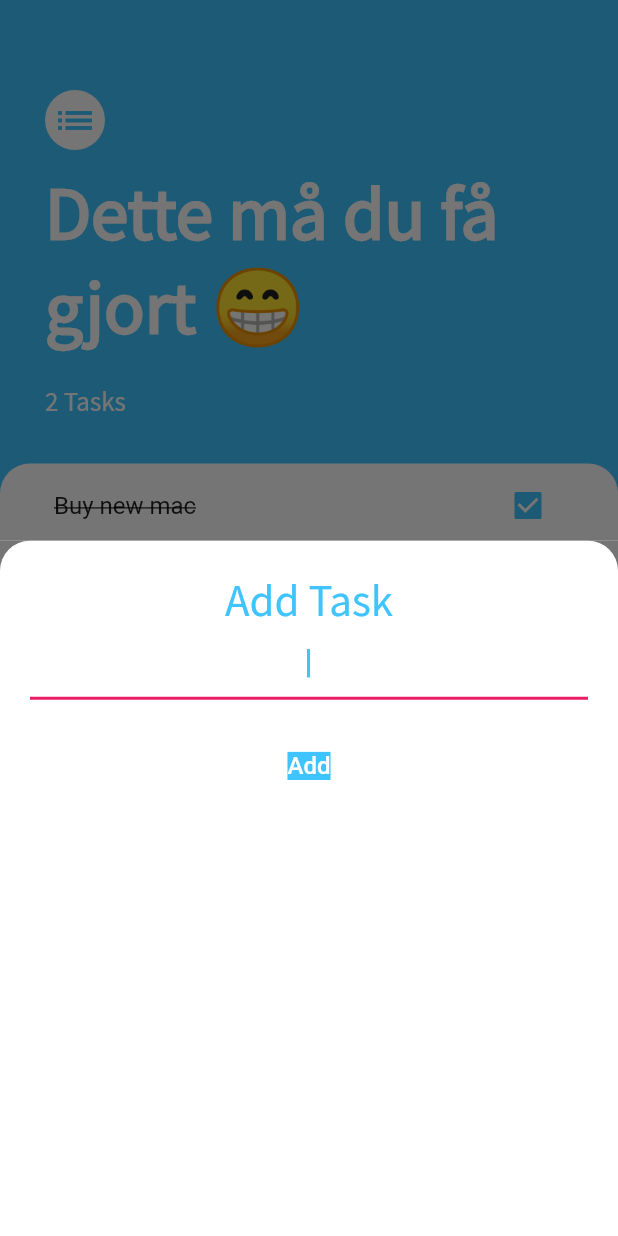
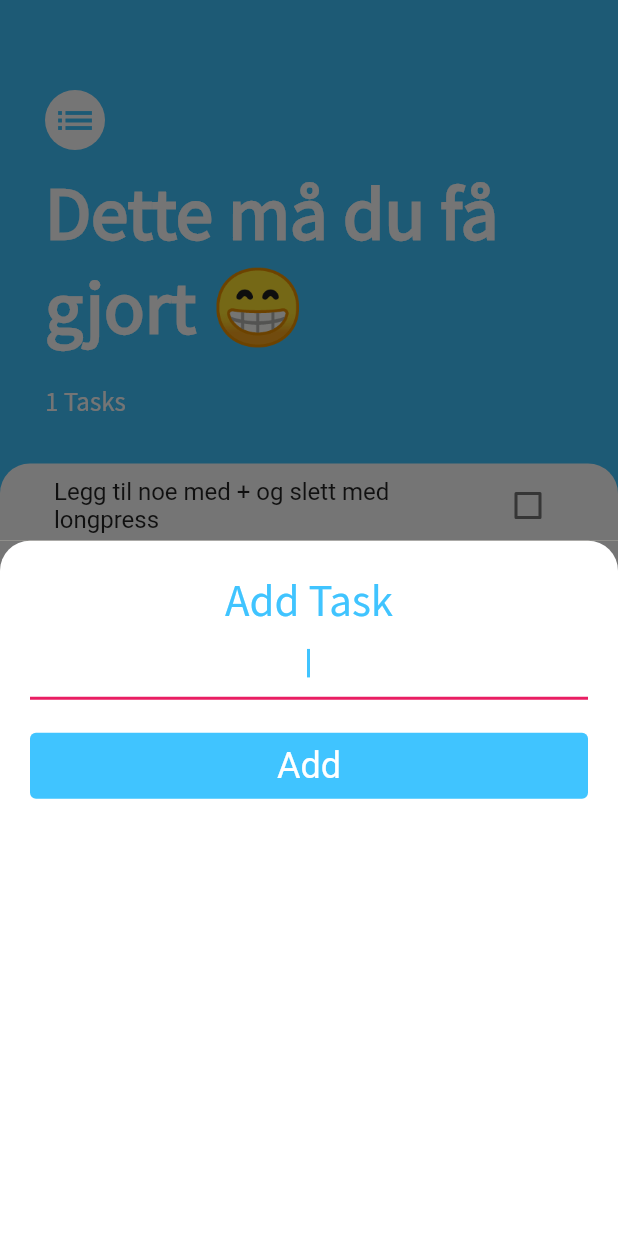
Before and after one commit to rbyre/playground, a Flutter app: the TasksScreen screen opened by its route, after a tap on the "add" icon, on a phone screen of 412 x 824 dp. Run offline on Flutter 3.47's test engine with Material 2 defaults, Android fonts, the light colour scheme and no system bars; our stand-ins replace audioplayers, flutter_dotenv, flutter_spinkit, font_awesome_flutter, geolocator, lottie and 1 more.

Commit message:
gjort ferdig todo app

```diff
--- a/lib/todo/components/task_tile.dart
+++ b/lib/todo/components/task_tile.dart
@@ -1,36 +1,33 @@
 import 'package:flutter/material.dart';
 
-class TaskTile extends StatefulWidget {
+class TaskTile extends StatelessWidget {
   final String task;
   bool isChecked;
+  final ValueChanged<bool?> checkBoxCallback;
+  final VoidCallback longPressCallback;
 
-  TaskTile({
-    required this.task,
-    this.isChecked = false,
-  });
+  TaskTile(
+      {required this.task,
+      this.isChecked = false,
+      required this.checkBoxCallback,
+      required this.longPressCallback});
 
-  @override
-  State<TaskTile> createState() => _TaskTileState();
-}
-
-class _TaskTileState extends State<TaskTile> {
   @override
   Widget build(BuildContext context) {
     return ListTile(
       title: Text(
-        widget.task,
+        task,
         style: TextStyle(
-            decoration: widget.isChecked ? TextDecoration.lineThrough : null),
+            decoration: isChecked ? TextDecoration.lineThrough : null),
       ),
       trailing: Checkbox(
         activeColor: Colors.lightBlueAccent,
-        value: widget.isChecked,
-        onChanged: (bool? value) {
-          setState(() {
-            widget.isChecked = value!;
-          });
+        value: isChecked,
+        onChanged: (value) {
+          checkBoxCallback(value);
         },
       ),
+      onLongPress: longPressCallback,
     );
   }
 }
--- a/lib/todo/components/tasks_list.dart
+++ b/lib/todo/components/tasks_list.dart
@@ -15,6 +15,12 @@ class TasksList extends StatelessWidget {
             return TaskTile(
               task: currentTodo.whatTodo,
               isChecked: currentTodo.isChecked,
+              longPressCallback: () {
+                taskData.deleteTodo(currentTodo);
+              },
+              checkBoxCallback: (checkBoxState) {
+                taskData.updateTodo(currentTodo);
+              },
             );
           },
         );
--- a/lib/todo/models/task_data.dart
+++ b/lib/todo/models/task_data.dart
@@ -4,8 +4,9 @@ import 'dart:collection';
 
 class TaskData extends ChangeNotifier {
   List<TodoItem> _todoItems = [
-    TodoItem(whatTodo: 'Buy new mac', isChecked: true),
-    TodoItem(whatTodo: 'Get more coffe'),
+    TodoItem(
+        whatTodo: 'Legg til noe med + og slett med longpress',
+        isChecked: false),
   ];
 
   UnmodifiableListView<TodoItem> get todos {
@@ -26,4 +27,9 @@ class TaskData extends ChangeNotifier {
     currentTodoItem.updateCheckBox();
     notifyListeners();
   }
+
+  void deleteTodo(TodoItem currentTodoItem) {
+    _todoItems.remove(currentTodoItem);
+    notifyListeners();
+  }
 }
--- a/lib/todo/screens/add_task_screen.dart
+++ b/lib/todo/screens/add_task_screen.dart
@@ -47,12 +47,12 @@ class _AddTaskScreenState extends State<AddTaskScreen> {
               height: 20,
             ),
             TextButton(
+              style: TextButton.styleFrom(
+                  primary: Colors.white,
+                  backgroundColor: Colors.lightBlueAccent,
+                  textStyle: TextStyle(fontSize: 24)),
               child: Text(
                 'Add',
-                style: TextStyle(
-                    fontSize: 16,
-                    color: Colors.white,
-                    backgroundColor: Colors.lightBlueAccent),
               ),
               onPressed: () {
                 newTodoTitle;
```
